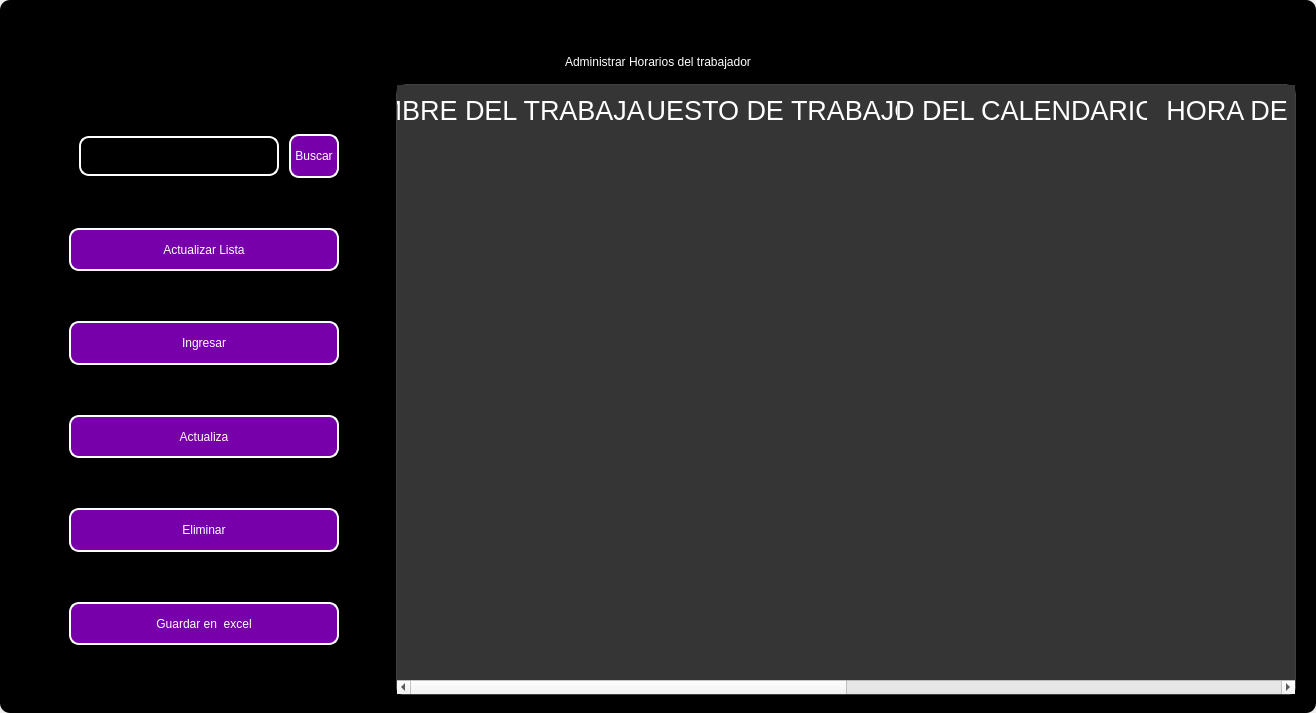
Qt form design/standar/maincalendar2.ui (codemiguel-dev/ERP-EmprendeSoft-Desktop) before a commit.
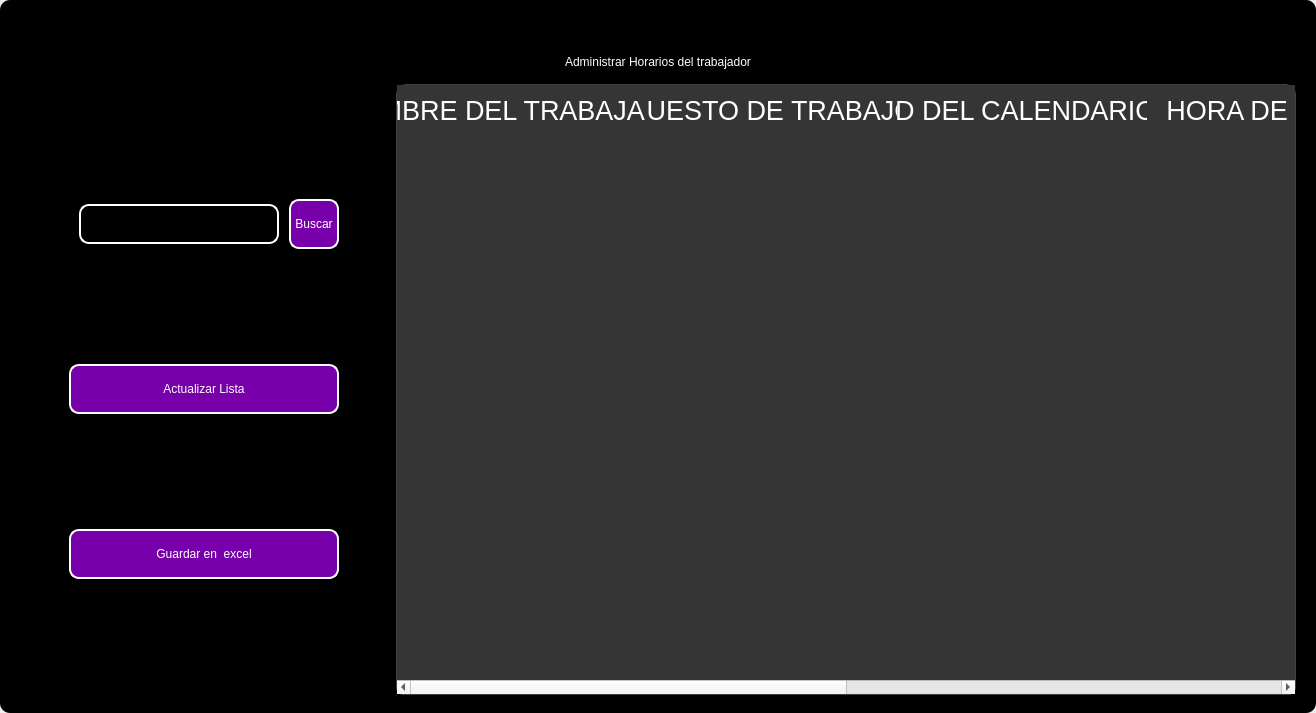
The same form after that commit. Icons and pictures are not drawn.

```diff
--- a/design/standar/maincalendar2.ui
+++ b/design/standar/maincalendar2.ui
@@ -555,141 +555,6 @@
               </property>
              </widget>
             </item>
-            <item>
-             <widget class="QPushButton" name="btn_add">
-              <property name="minimumSize">
-               <size>
-                <width>0</width>
-                <height>40</height>
-               </size>
-              </property>
-              <property name="maximumSize">
-               <size>
-                <width>300</width>
-                <height>50</height>
-               </size>
-              </property>
-              <property name="cursor">
-               <cursorShape>PointingHandCursor</cursorShape>
-              </property>
-              <property name="styleSheet">
-               <string notr="true">QPushButton{
-border-radius:10px; 
-font: 12pt &quot;Arial&quot;;
-color: rgb(255, 255, 254);
-border: 2px solid #ffffff;
-	background-color: rgb(120, 0, 171);
-}
-
-QPushButton:hover{
-border-radius:10px; 
-font: 12pt &quot;Arial&quot;;
-color: rgb(255, 255, 255);
-border: 2px solid rgb(120, 0, 171);
-	background-color: rgb(120, 0, 171);
-}</string>
-              </property>
-              <property name="text">
-               <string>Ingresar</string>
-              </property>
-              <property name="iconSize">
-               <size>
-                <width>35</width>
-                <height>35</height>
-               </size>
-              </property>
-             </widget>
-            </item>
-            <item>
-             <widget class="QPushButton" name="btn_update">
-              <property name="minimumSize">
-               <size>
-                <width>0</width>
-                <height>40</height>
-               </size>
-              </property>
-              <property name="maximumSize">
-               <size>
-                <width>300</width>
-                <height>50</height>
-               </size>
-              </property>
-              <property name="cursor">
-               <cursorShape>PointingHandCursor</cursorShape>
-              </property>
-              <property name="styleSheet">
-               <string notr="true">QPushButton{
-border-radius:10px; 
-font: 12pt &quot;Arial&quot;;
-color: rgb(255, 255, 254);
-border: 2px solid #ffffff;
-	background-color: rgb(120, 0, 171);
-}
-
-QPushButton:hover{
-border-radius:10px; 
-font: 12pt &quot;Arial&quot;;
-color: rgb(255, 255, 255);
-border: 2px solid rgb(120, 0, 171);
-	background-color: rgb(120, 0, 171);
-}</string>
-              </property>
-              <property name="text">
-               <string>Actualiza</string>
-              </property>
-              <property name="iconSize">
-               <size>
-                <width>35</width>
-                <height>35</height>
-               </size>
-              </property>
-             </widget>
-            </item>
-            <item>
-             <widget class="QPushButton" name="btn_delete">
-              <property name="minimumSize">
-               <size>
-                <width>0</width>
-                <height>40</height>
-               </size>
-              </property>
-              <property name="maximumSize">
-               <size>
-                <width>300</width>
-                <height>50</height>
-               </size>
-              </property>
-              <property name="cursor">
-               <cursorShape>PointingHandCursor</cursorShape>
-              </property>
-              <property name="styleSheet">
-               <string notr="true">QPushButton{
-border-radius:10px; 
-font: 12pt &quot;Arial&quot;;
-color: rgb(255, 255, 254);
-border: 2px solid #ffffff;
-	background-color: rgb(120, 0, 171);
-}
-
-QPushButton:hover{
-border-radius:10px; 
-font: 12pt &quot;Arial&quot;;
-color: rgb(255, 255, 255);
-border: 2px solid rgb(120, 0, 171);
-	background-color: rgb(120, 0, 171);
-}</string>
-              </property>
-              <property name="text">
-               <string>Eliminar</string>
-              </property>
-              <property name="iconSize">
-               <size>
-                <width>35</width>
-                <height>35</height>
-               </size>
-              </property>
-             </widget>
-            </item>
             <item>
              <widget class="QPushButton" name="btn_excel">
               <property name="minimumSize">
```
